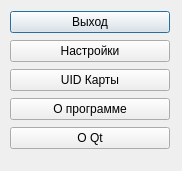
Above: additionaly.ui from dimasik79/RFIDLOCK before the change. Below: the same form after it.
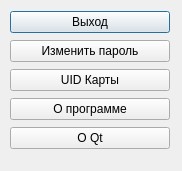
That is the form after the change.

The edit to the form file:
```diff
--- a/additionaly.ui
+++ b/additionaly.ui
@@ -33,7 +33,7 @@
     <item>
      <widget class="QPushButton" name="pushButton_2">
       <property name="text">
-       <string>Настройки</string>
+       <string>Изменить пароль</string>
       </property>
      </widget>
     </item>
```
